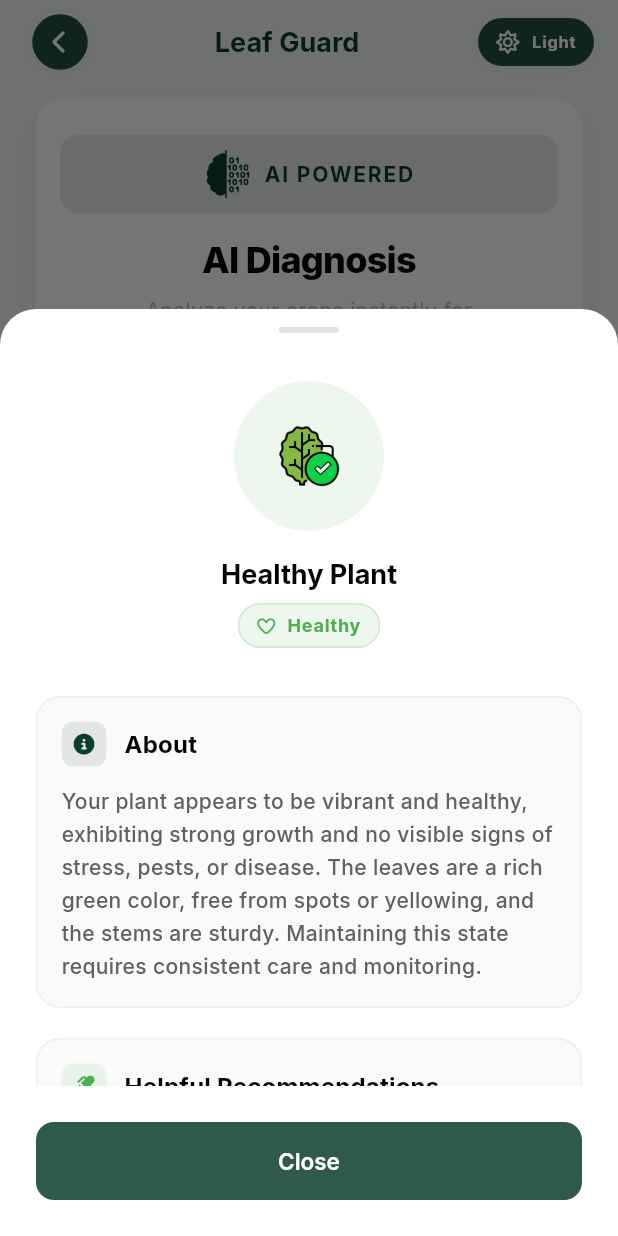
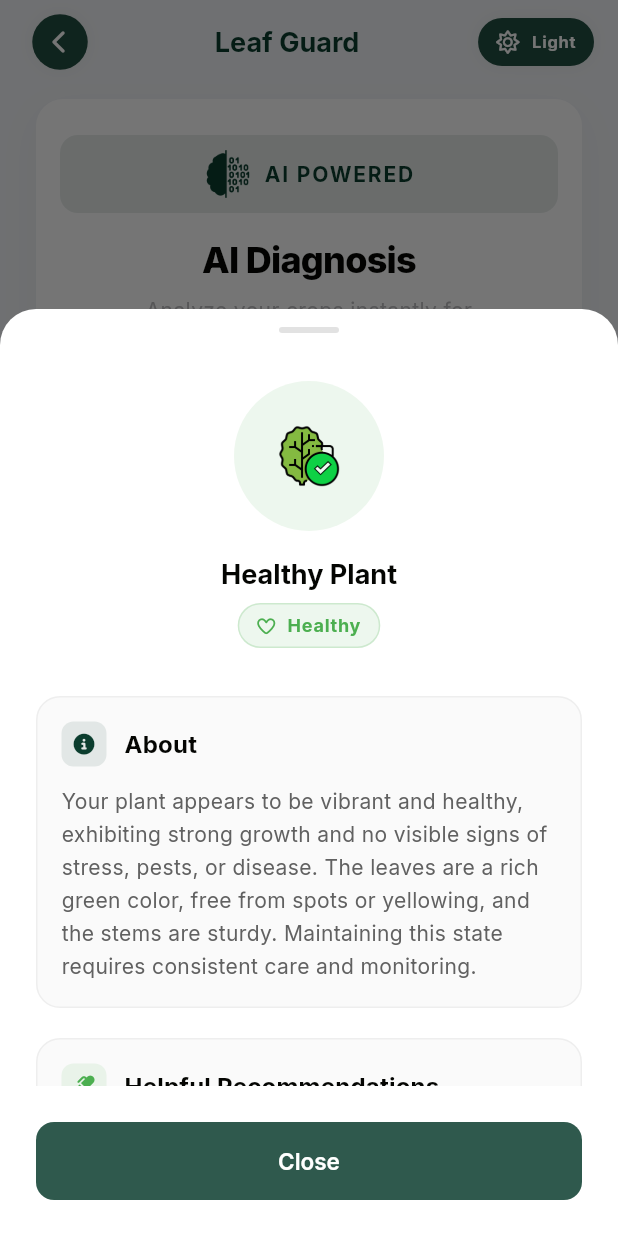
Before and after one commit to SedemHoggarOfficial/Flutter-Tomato-Leaf-Disease-Detector, a Flutter app: the ScannerScreen screen opened directly with empty values, after a tap on "Read More", on a phone screen of 412 x 824 dp. Run offline on Flutter 3.47's test engine with Material 3 defaults, Android fonts, the phone set to English and light mode, and no system bars; our stand-ins replace font_awesome_flutter, google_fonts, image_picker, shared_preferences; missing offline and left inert: tflite_flutter; accounts and stored records are empty; statements that could not run were skipped.

Commit message:
Made minoe iu changes

```diff
--- a/lib/screens/scanner_screen.dart
+++ b/lib/screens/scanner_screen.dart
@@ -822,7 +822,7 @@ class _ScannerScreenState extends State<ScannerScreen>
     final diseases = DiseaseInfo.allDiseases.toList();
 
     final theme = Theme.of(context);
-    final isDark = theme.brightness == Brightness.dark;
+    // final isDark = theme.brightness == Brightness.dark;
 
     return Column(
       crossAxisAlignment: CrossAxisAlignment.start,
@@ -895,8 +895,6 @@ class _ScannerScreenState extends State<ScannerScreen>
                           ),
                           shape: BoxShape.circle,
                         ),
-                        child: Opacity(
-                          opacity: isDark ? 0.7 : 1,
                         child: Image.asset(
                           !diseases[index].isHealthy
                               ? 'assets/icon/leaf-sick.png'
@@ -905,7 +903,6 @@ class _ScannerScreenState extends State<ScannerScreen>
                           // color: !diseases[index].isHealthy ? Colors.red : null,
                           colorBlendMode: BlendMode.srcIn,
                           fit: BoxFit.contain,
-                          ),
                         ),
                       ),
                       const SizedBox(height: 10),
@@ -1293,7 +1290,7 @@ class _ScannerScreenState extends State<ScannerScreen>
                                     ? Colors.grey[300]
                                     : Colors.grey[700],
                                 height: 1.6,
-                                fontWeight: FontWeight.w500
+                                // fontWeight: FontWeight.w400
                               ),
                             ),
                           ],
@@ -1389,7 +1386,7 @@ class _ScannerScreenState extends State<ScannerScreen>
                                                       ? Colors.grey[300]
                                                       : Colors.grey[700],
                                                   height: 1.4,
-                                                  fontWeight: FontWeight.w500
+                                                  // fontWeight: FontWeight.w500
                                                 ),
                                           ),
                                         ),
```
Also changed, not shown: lib/screens/result_screen.dart (+25 -7 lines). Lines whose indentation alone changed are shown as unchanged.
